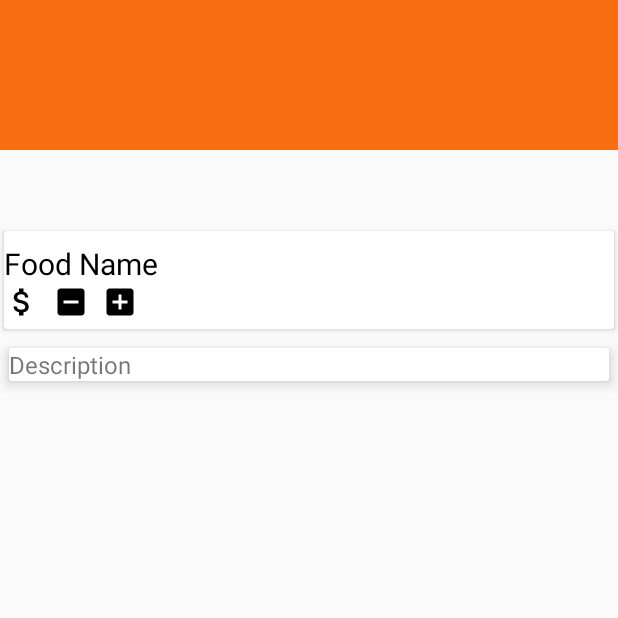
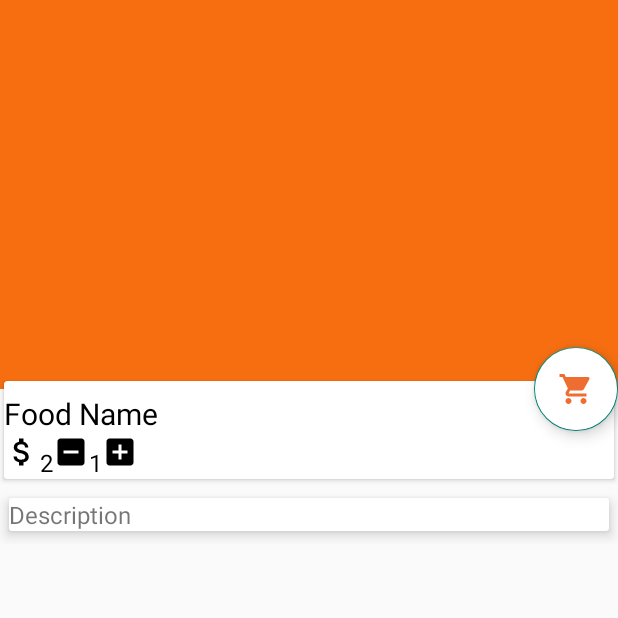
Before and after one commit to lien0712/FoodApppart2, an Android app: the FoodDetail screen opened directly, with no data from a screen before it, on a phone screen of 412 x 824 dp, the top half of it. Run offline under Robolectric (Android 15) with nearby library versions, the phone set to English and light mode, and no system bars; our stand-ins replace Firebase (no records; nobody signed in at launch, a user with empty details on screens opened directly), Picasso; 1 statement that could not run was skipped.

```diff
--- a/app/build.gradle
+++ b/app/build.gradle
@@ -68,6 +68,6 @@ dependencies {
 
     //implementation 'com.amulyakhare:com.amulyakhare.textdrawable:3.'
     implementation 'com.readystatesoftware.sqliteasset:sqliteassethelper:2.0.1'
-   // implementation 'com.cepheuen.elegant-number-button:lib:2.0.1'
+   // implementation 'com.cepheuen.elegant-number-button:lib:1.0.2'
 
 }
--- a/app/src/main/java/com/example/koreanrestaurantapp/FoodDetail.java
+++ b/app/src/main/java/com/example/koreanrestaurantapp/FoodDetail.java
@@ -24,7 +24,7 @@ import com.squareup.picasso.Picasso;
 public class FoodDetail extends AppCompatActivity {
 
     TextView food_name, food_price, food_description, food_increase_number;
-    ImageView food_image;
+    ImageView food_image,plusBtn,minusBtn;
     CollapsingToolbarLayout collapsingToolbarLayout;
     FloatingActionButton btnCart;
 
@@ -33,7 +33,7 @@ public class FoodDetail extends AppCompatActivity {
     DatabaseReference food;
 
     Food currentFood;
-
+    int numberOrder=1;
 
     @Override
     protected void onCreate(Bundle savedInstanceState) {
@@ -44,6 +44,24 @@ public class FoodDetail extends AppCompatActivity {
         food=database.getReference("Food");
 
         food_increase_number= (TextView) findViewById(R.id.food_increase_number);
+        food_increase_number.setText(String.valueOf(numberOrder));
+        plusBtn=(ImageView) findViewById(R.id.plusBtn);
+        plusBtn.setOnClickListener(new View.OnClickListener() {
+            @Override
+            public void onClick(View view) {
+                numberOrder+=1;
+                food_increase_number.setText(String.valueOf(numberOrder));
+            }
+        });
+        minusBtn= findViewById(R.id.minusBtn);
+        minusBtn.setOnClickListener(new View.OnClickListener() {
+            @Override
+            public void onClick(View view) {
+                numberOrder-=1;
+                food_increase_number.setText(String.valueOf(numberOrder));
+            }
+        });
+
         btnCart=(FloatingActionButton) findViewById(R.id.btnCart);
 
         btnCart.setOnClickListener(new View.OnClickListener() {
@@ -52,7 +70,7 @@ public class FoodDetail extends AppCompatActivity {
                 new Database(getBaseContext()).addToCart(new Order(
                         foodId,
                         currentFood.getName(),
-                        Integer.parseInt(String.valueOf(food_increase_number.getText())),
+                        String.valueOf(numberOrder),
                         currentFood.getPrice(),
                         currentFood.getDiscount()
                 ));
--- a/app/src/main/res/layout/activity_food_detail.xml
+++ b/app/src/main/res/layout/activity_food_detail.xml
@@ -5,36 +5,36 @@
     android:layout_width="match_parent"
     android:layout_height="match_parent"
     tools:context=".FoodDetail"
-    >
+    android:orientation="horizontal">
 
     <com.google.android.material.appbar.AppBarLayout
+        android:id="@+id/app_bar_layout"
         android:layout_width="match_parent"
-        android:layout_height="100dp"
-        android:id="@+id/app_bar_layout"
-        android:theme="@style/ThemeOverlay.AppCompat.Light"
+        android:layout_height="259dp"
         android:fitsSystemWindows="true"
-        >
+        android:theme="@style/ThemeOverlay.AppCompat.Light">
 
         <com.google.android.material.appbar.CollapsingToolbarLayout
+            android:id="@+id/collapseActionView"
             android:layout_width="wrap_content"
-            android:id="@+id/collapseActionView"
             android:layout_height="match_parent"
             android:fitsSystemWindows="true"
             app:layout_scrollFlags="scroll|exitUntilCollapsed"
 
             >
+
             <ImageView
+                android:id="@+id/food_image"
                 android:layout_width="wrap_content"
                 android:layout_height="wrap_content"
-                android:id="@+id/food_image"
                 android:scaleType="centerCrop"
-                app:layout_collapseMode="parallax"
-                />
+                app:layout_collapseMode="parallax" />
+
             <androidx.appcompat.widget.Toolbar
                 android:layout_width="match_parent"
                 android:layout_height="?attr/actionBarSize"
+                app:layout_collapseMode="parallax"
                 app:popupTheme="@style/ThemeOverlay.AppCompat.Light"
-                app:layout_collapseMode="parallax"
 
                 />
 
@@ -56,7 +56,8 @@
     <androidx.core.widget.NestedScrollView
         android:id="@+id/nestedScrollView"
         android:layout_width="match_parent"
-        android:layout_height="459dp"
+        android:paddingTop="100dp"
+        android:layout_height="wrap_content"
         android:layout_marginTop="150dp">
 
         <LinearLayout
@@ -103,7 +104,7 @@
                             android:layout_height="wrap_content"
                             android:layout_marginTop="8dp"
                             android:text="2"
-                            android:textColor="@color/white"
+                            android:textColor="@color/black"
                             android:textSize="16sp" />
 
                         <LinearLayout
@@ -115,6 +116,7 @@
                             <ImageView
                                 android:layout_width="wrap_content"
                                 android:layout_height="wrap_content"
+                                android:id="@+id/minusBtn"
                                 android:src="@drawable/ic_indeterminate_check_box_24" />
 
                             <TextView
@@ -123,14 +125,16 @@
                                 android:layout_height="wrap_content"
                                 android:layout_marginTop="8dp"
                                 android:text="1"
-                                android:textColor="@color/white"
+                                android:textColor="@color/black"
                                 android:textSize="16sp" />
 
 
                             <ImageView
                                 android:layout_width="wrap_content"
                                 android:layout_height="wrap_content"
+                                android:id="@+id/plusBtn"
                                 android:src="@drawable/ic_add_box" />
+
                         </LinearLayout>
 
 
--- a/app/src/main/res/layout/activity_home.xml
+++ b/app/src/main/res/layout/activity_home.xml
@@ -6,7 +6,6 @@
     android:layout_width="match_parent"
     android:layout_height="match_parent"
     android:fitsSystemWindows="true"
-    android:background="@drawable/background"
     tools:openDrawer="start">
 
     <include
--- a/app/src/main/res/layout/menu_item.xml
+++ b/app/src/main/res/layout/menu_item.xml
@@ -21,6 +21,7 @@
             android:layout_height="match_parent"
             android:id="@+id/menu_name"
             android:text="Name of menu"
+            android:textColor="@color/orange"
             android:background="@color/overlayBackground"
             android:textSize="20sp"
             android:layout_alignParentBottom="true"
--- a/build.gradle
+++ b/build.gradle
@@ -26,12 +26,12 @@ allprojects {
 
     repositories {
         //google()
-
+        //maven { url 'http://dl.bintray.com/amulyakhare/maven' }
         // Make sure that you have the following two repositories
 //        google()  // Google's Maven repository
 //
 //        mavenCentral()  // Maven Central repository
-       // jcenter()
+
         //maven { url 'http://dl.bintray.com/amulyakhare/maven ' }
     }
 }
```
Also changed, not shown: app/src/main/java/com/example/koreanrestaurantapp/Cart.java (+90 -0 lines), app/src/main/java/com/example/koreanrestaurantapp/Database/Database.java (+8 -2 lines), app/src/main/java/com/example/koreanrestaurantapp/Home.java (+5 -3 lines), app/src/main/java/com/example/koreanrestaurantapp/RequestOrder.java (added, +65 -0 lines), app/src/main/java/com/example/koreanrestaurantapp/ViewHolder/CartAdapter.java (added, +79 -0 lines), app/src/main/res/layout/cart_layout.xml (+48 -3 lines), app/src/main/assets/databases/database.db (renamed from app/src/main/assets/database/database.db).
